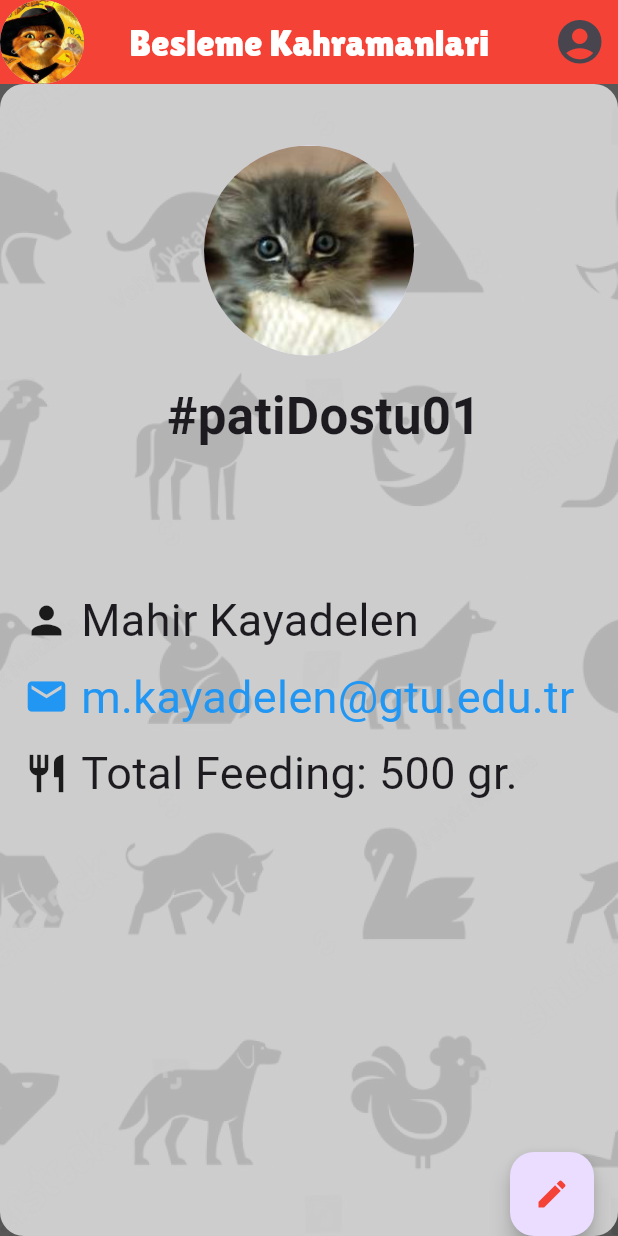
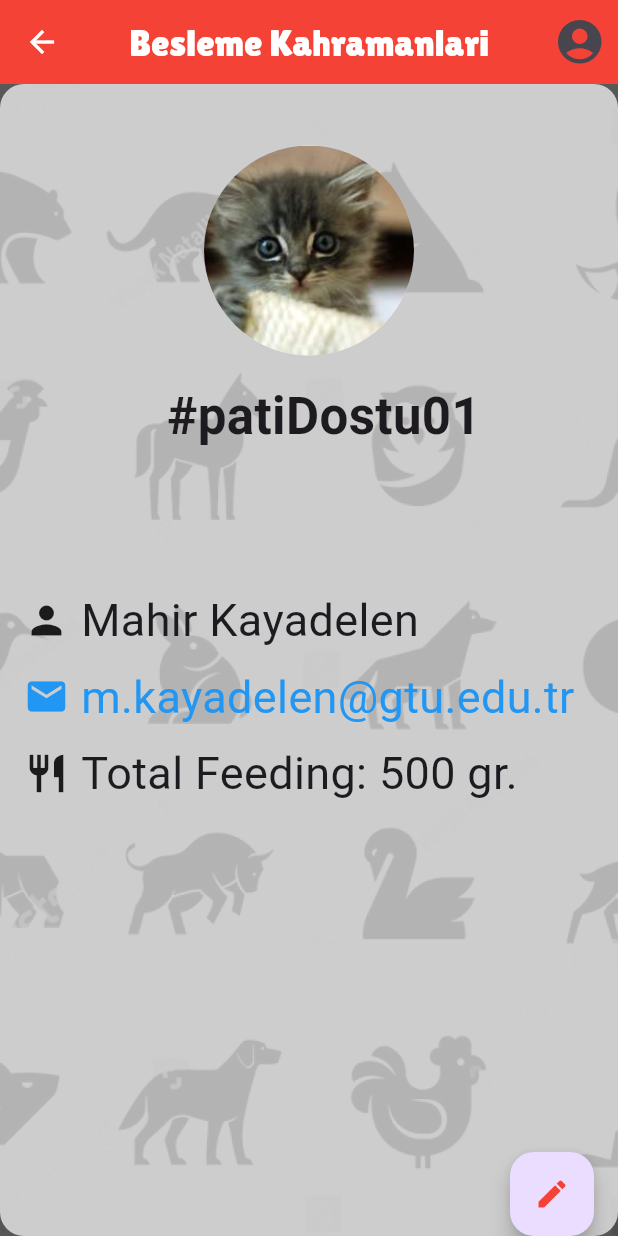
Before and after one commit to e-altunel/Besleme-Kahramanlari, a Flutter app: the screen it shows after launch, after a tap on "Sign In", after a tap on the "account circle" icon, on a phone screen of 412 x 824 dp. Run offline on Flutter 3.47's test engine with Material 3 defaults, Android fonts, the phone set to English and light mode, and no system bars.

Commit message:
ProfilePage Updated+homepage Profile transition

```diff
--- a/Flutter/lib/pages/homePage.dart
+++ b/Flutter/lib/pages/homePage.dart
@@ -11,8 +11,8 @@ class MyHomePage extends StatefulWidget {
 class _MyHomePageState extends State<MyHomePage> {
   void goProfile(BuildContext context) {
     print("goProfile function called");
-    // Example: Navigating to ProfilePage
-    Navigator.pushReplacement(
+    // Navigating to ProfilePage using Navigator.push
+    Navigator.push(
       context,
       MaterialPageRoute(builder: (context) => ProfilePage()),
     );
--- a/Flutter/lib/pages/profile.dart
+++ b/Flutter/lib/pages/profile.dart
@@ -10,10 +10,14 @@ class ProfilePage extends StatelessWidget {
     return Scaffold(
       appBar: AppBar(
         backgroundColor: Colors.red,
-        leading: CircleAvatar(
-          radius: 20,
-          backgroundImage: AssetImage('assets/backgroundimage.png'),
-        ),
+        leading: IconButton(
+            onPressed: () {
+              Navigator.pop(context);
+            },
+            icon: Icon(
+              Icons.arrow_back,
+              color: Colors.white,
+            )),
         title: Text(
           'Besleme Kahramanlari',
           style: TextStyle(
```
